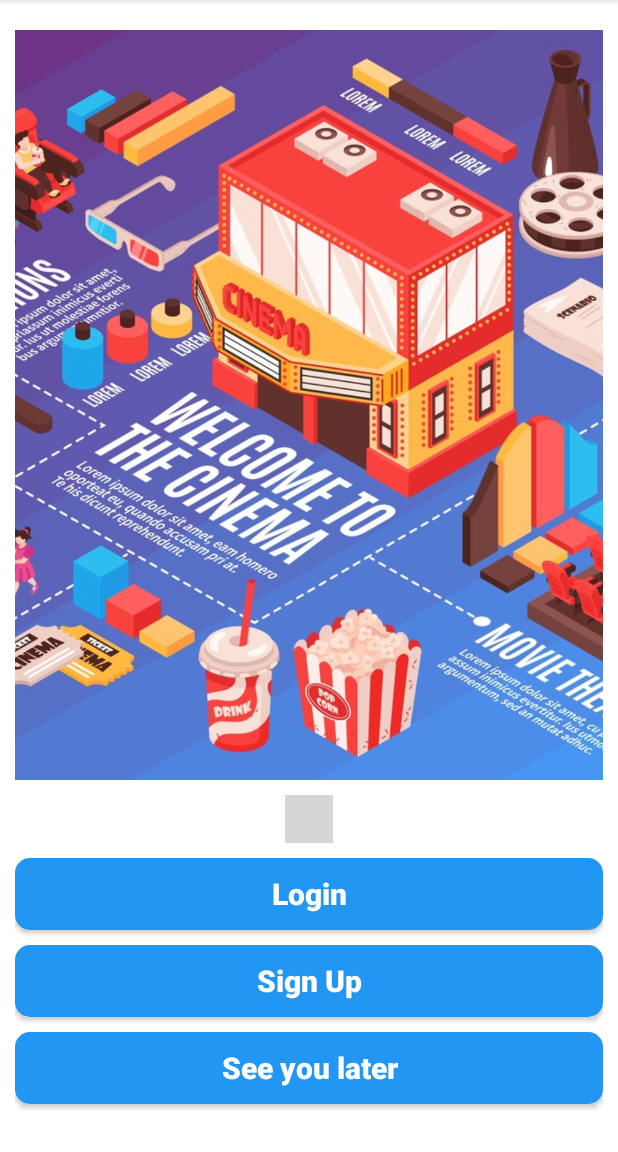
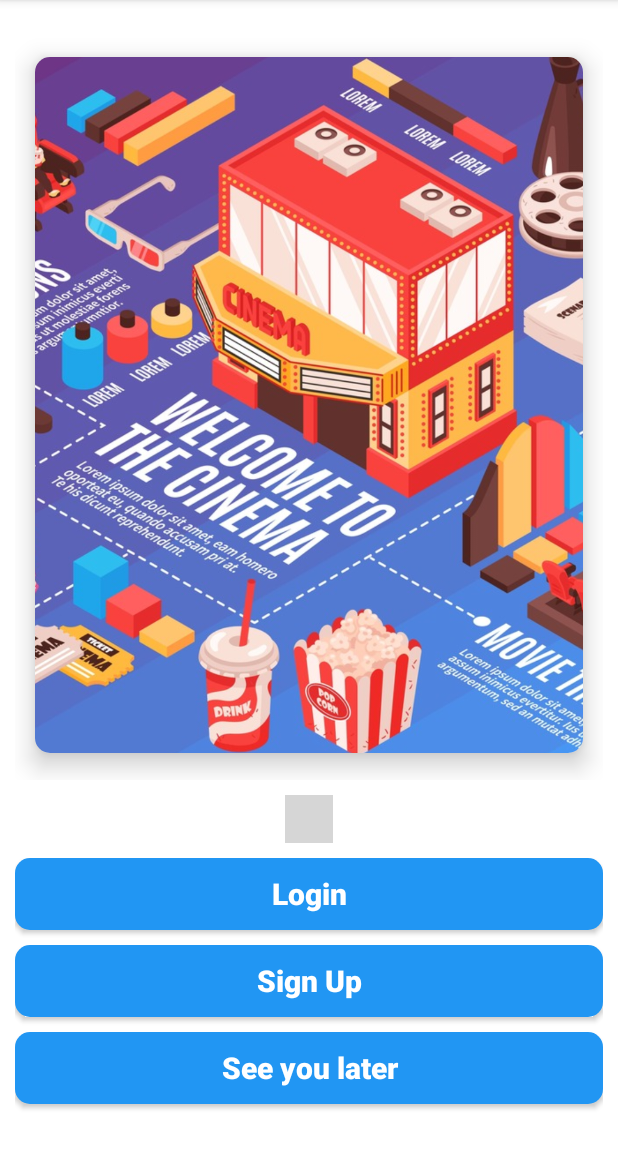
Before and after one commit to koolunkle/TeamProject_CinemaStorage, an Android app: the screen it shows after launch (IntroActivity), on a phone screen of 412 x 824 dp, the part 84-1236 px from its top. Run offline under Robolectric (Android 15) with nearby library versions, the phone set to English and light mode, and no system bars; plain views replace DotsIndicator; 1 statement that could not run was skipped; grey boxes are pictures that could not be loaded.

Commit message:
[update] Intro Activity 변경  - add cardview

```diff
--- a/app/src/main/res/layout/adapter_intro.xml
+++ b/app/src/main/res/layout/adapter_intro.xml
@@ -1,18 +1,18 @@
 <?xml version="1.0" encoding="utf-8"?>
-<androidx.constraintlayout.widget.ConstraintLayout xmlns:android="http://schemas.android.com/apk/res/android"
+<androidx.cardview.widget.CardView xmlns:android="http://schemas.android.com/apk/res/android"
     xmlns:app="http://schemas.android.com/apk/res-auto"
     android:layout_width="match_parent"
-    android:layout_height="match_parent">
+    android:layout_height="wrap_content"
+    app:cardCornerRadius="10dp"
+    app:cardElevation="10dp"
+    app:cardUseCompatPadding="true">
 
     <ImageView
         android:id="@+id/iv_banner"
         android:layout_width="match_parent"
         android:layout_height="500dp"
+        android:layout_gravity="center"
         android:contentDescription="@null"
-        android:scaleType="centerCrop"
-        app:layout_constraintBottom_toBottomOf="parent"
-        app:layout_constraintEnd_toEndOf="parent"
-        app:layout_constraintStart_toStartOf="parent"
-        app:layout_constraintTop_toTopOf="parent" />
+        android:scaleType="centerCrop" />
 
-</androidx.constraintlayout.widget.ConstraintLayout>
+</androidx.cardview.widget.CardView>
```
